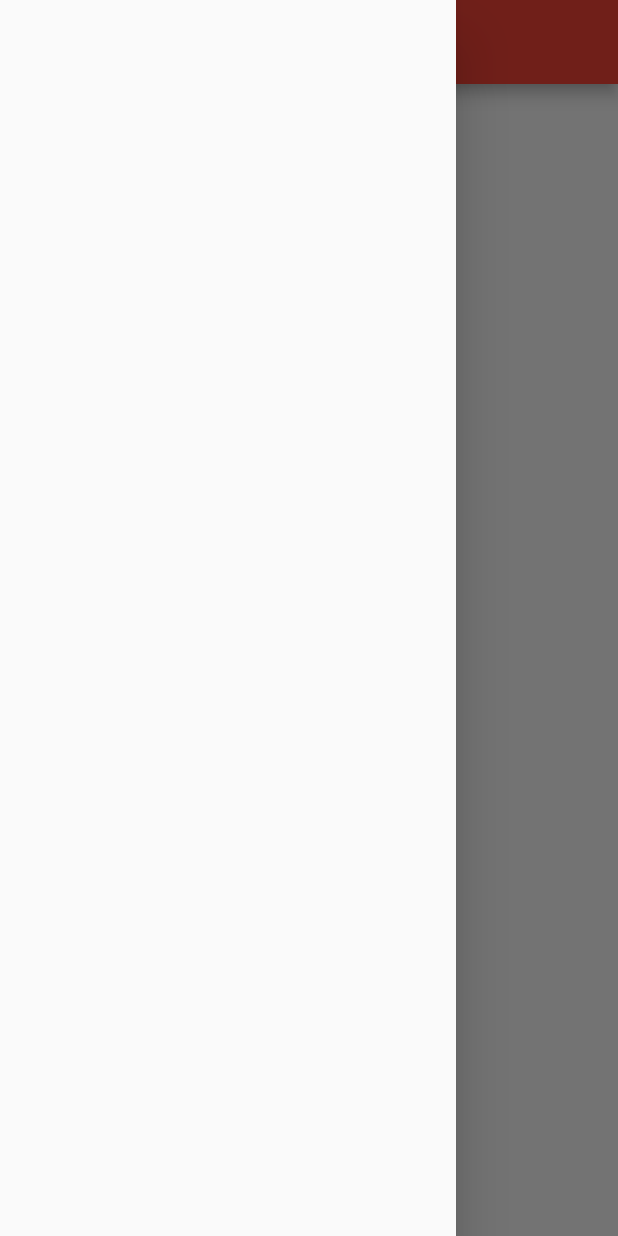
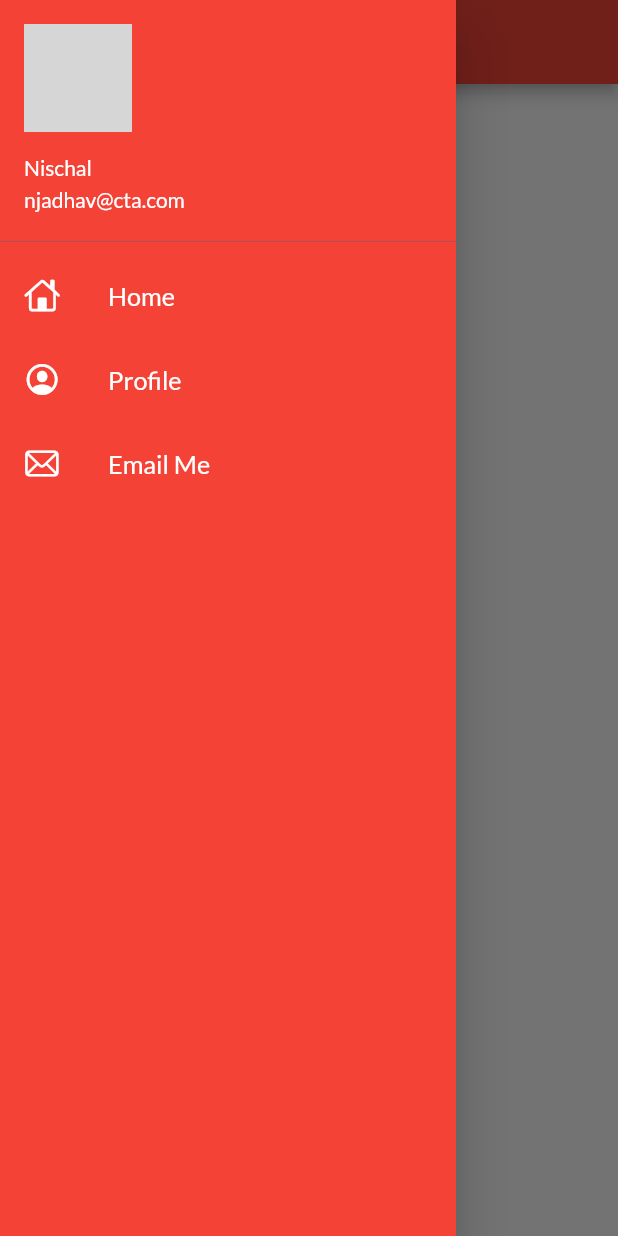
Before and after one commit to nischal-jadhav123/30DaysOfFlutter, a Flutter app: the HomePage screen opened by its route, with the side drawer open, on a phone screen of 412 x 824 dp. Run offline on Flutter 3.47's test engine with Material 2 defaults, Android fonts, the phone set to English and light mode, and no system bars; our stand-ins replace google_fonts; missing offline and left inert: dart:ffi; network calls fail; grey boxes are pictures that could not be loaded.

Commit message:
day 9 completed

```diff
--- a/lib/main.dart
+++ b/lib/main.dart
@@ -21,7 +21,7 @@ class MyApp extends StatelessWidget {
       darkTheme: ThemeData(brightness: Brightness.dark),
       initialRoute: "/",
       routes: {
-        "/": (context) => LoginPage(),
+        "/": (context) => HomePage(),
         MyRoutes.homeRoute: (context) => HomePage(),
         MyRoutes.loginRoute: (context) => LoginPage(),
       },
--- a/lib/pages/home_page.dart
+++ b/lib/pages/home_page.dart
@@ -2,22 +2,21 @@ import 'dart:ffi';
 
 import 'package:flutter/material.dart';
 
+import '../widgets/drawer.dart';
+
 class HomePage extends StatelessWidget {
   @override
   Widget build(BuildContext context) {
-    int val = 20;
     return Scaffold(
       appBar: AppBar(
         title: Text("Catalog App"),
       ),
-      body: val == 10
-          ? Center(child: CircularProgressIndicator())
-          : Center(
-              child: Container(
-                child: Text("Hello World"),
-              ),
-            ),
-      drawer: Drawer(),
+      body: Center(
+        child: Container(
+          child: Text("Hello World"),
+        ),
+      ),
+      drawer: MyDrawer(),
     );
   }
 }
--- /dev/null
+++ b/lib/widgets/drawer.dart
@@ -0,0 +1,74 @@
+// ignore_for_file: prefer_const_constructors, prefer_const_literals_to_create_immutables
+
+import 'package:flutter/cupertino.dart';
+import 'package:flutter/material.dart';
+
+class MyDrawer extends StatelessWidget {
+  const MyDrawer({super.key});
+
+  @override
+  Widget build(BuildContext context) {
+    const imageUrl =
+        "https://media.licdn.com/dms/image/C4D03AQFs0CVD5jAI8g/profile-displayphoto-shrink_800_800/0/1657474553925?e=2147483647&v=beta&t=if54EwdpQWQvVDSLfGGggsfAquccKLOMqK_B5xNW-3U";
+    return Drawer(
+      child: Container(
+        color: Colors.red,
+        child: ListView(
+          // padding: EdgeInsets.zero,
+          children: [
+            DrawerHeader(
+                padding: EdgeInsets.zero,
+                decoration: BoxDecoration(color: Colors.blue),
+                child: UserAccountsDrawerHeader(
+                  margin: EdgeInsets.zero,
+                  accountName: Text("Nischal"),
+                  accountEmail: Text("njadhav@cta.com"),
+                  currentAccountPicture: CircleAvatar(
+                    backgroundImage: NetworkImage(imageUrl),
+                  ),
+                )),
+            ListTile(
+              leading: Icon(
+                CupertinoIcons.home,
+                color: Colors.white,
+              ),
+              title: Text(
+                "Home",
+                textScaleFactor: 1.2,
+                style: TextStyle(
+                  color: Colors.white,
+                ),
+              ),
+            ),
+            ListTile(
+              leading: Icon(
+                CupertinoIcons.profile_circled,
+                color: Colors.white,
+              ),
+              title: Text(
+                "Profile",
+                textScaleFactor: 1.2,
+                style: TextStyle(
+                  color: Colors.white,
+                ),
+              ),
+            ),
+            ListTile(
+              leading: Icon(
+                CupertinoIcons.mail,
+                color: Colors.white,
+              ),
+              title: Text(
+                "Email Me",
+                textScaleFactor: 1.2,
+                style: TextStyle(
+                  color: Colors.white,
+                ),
+              ),
+            ),
+          ],
+        ),
+      ),
+    );
+  }
+}
```
